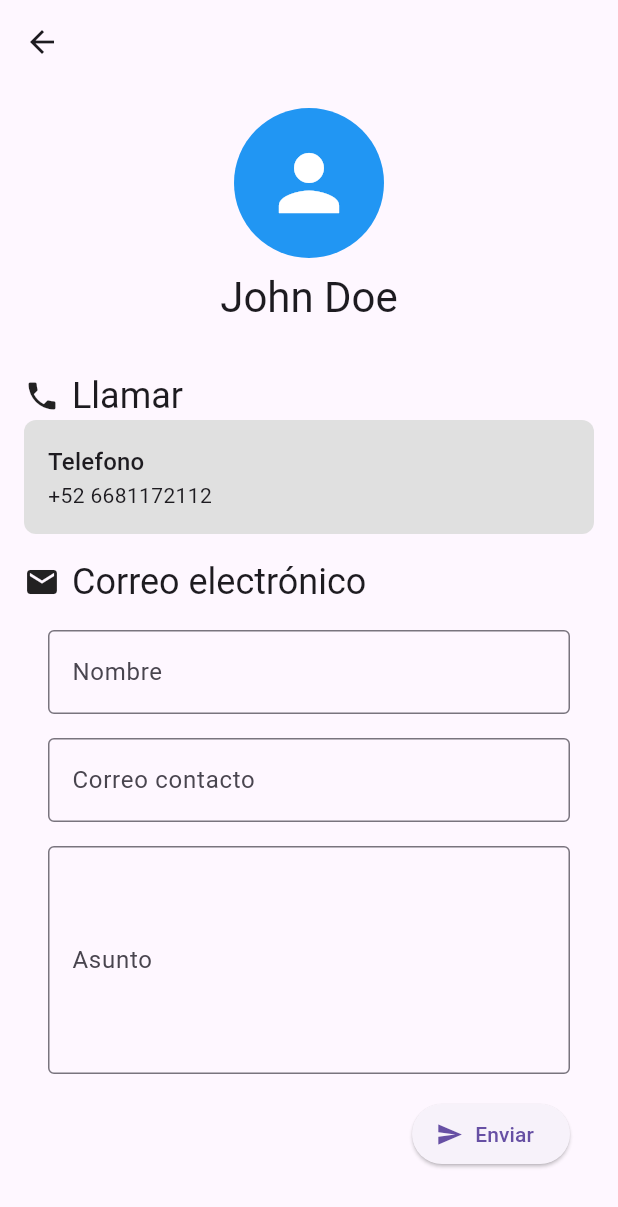
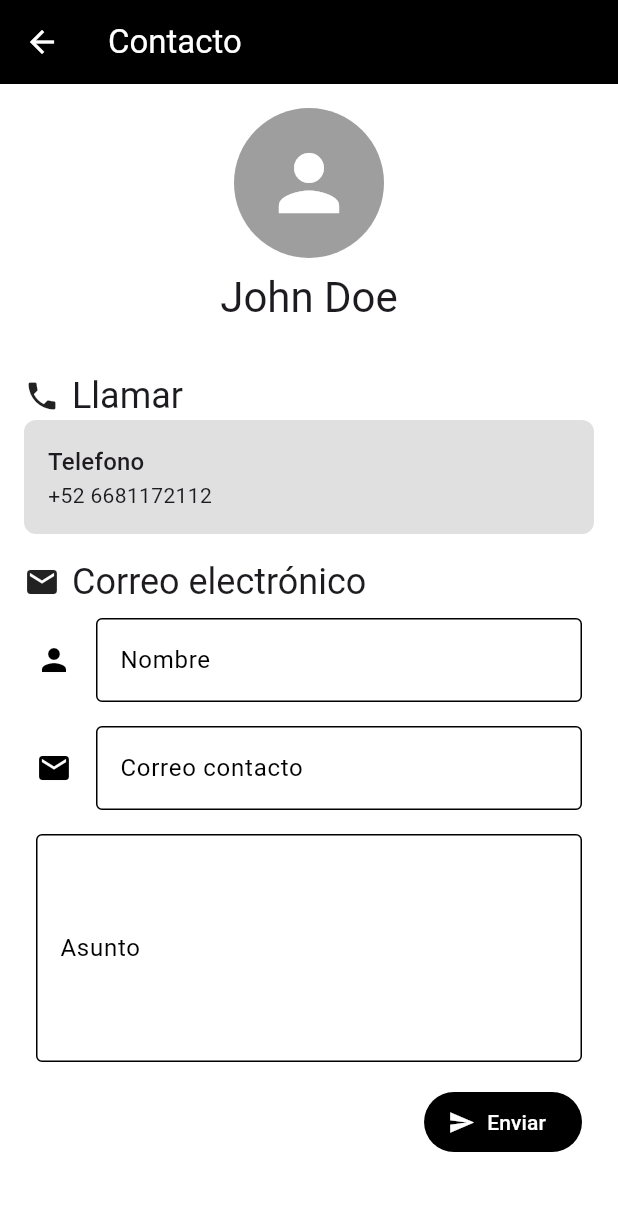
Before and after one commit to manuelruelas/market, a Flutter app: the ContactFormPage screen opened directly, on a phone screen of 412 x 824 dp. Shown: the top 1207 px of the screen. Run offline on Flutter 3.47's test engine with Material 3 defaults, Android fonts, the phone set to English and light mode, and no system bars; our stand-ins replace bloc, carousel_slider, dartz, dio, equatable, firebase_core and 5 more; missing offline and left inert: mailer; accounts and stored records are empty; generated files the repository leaves out were written again; network calls fail.

Commit message:
feat: update colors

```diff
--- a/lib/ui/contact_form/pages/contact_form_page.dart
+++ b/lib/ui/contact_form/pages/contact_form_page.dart
@@ -11,7 +11,10 @@ class ContactFormPage extends StatelessWidget {
   @override
   Widget build(BuildContext context) {
     return Scaffold(
-      appBar: AppBar(),
+      backgroundColor: Colors.white,
+      appBar: AppBar(
+        title: const Text("Contacto"),
+      ),
       body: SafeArea(
         child: SingleChildScrollView(
           child: Padding(
@@ -22,7 +25,7 @@ class ContactFormPage extends StatelessWidget {
                 const SizedBox(
                   width: double.infinity,
                   child: CircleAvatar(
-                    backgroundColor: Colors.blue,
+                    backgroundColor: Colors.grey,
                     radius: 50,
                     child: Icon(
                       Icons.person,
@@ -97,7 +100,7 @@ class ContactFormPage extends StatelessWidget {
                 SizedBox(
                   width: double.infinity,
                   child: Padding(
-                    padding: const EdgeInsets.all(16.0),
+                    padding: const EdgeInsets.all(8.0),
                     child: Column(
                       crossAxisAlignment: CrossAxisAlignment.start,
                       children: [
@@ -113,9 +116,9 @@ class ContactFormPage extends StatelessWidget {
                                           .nameChanged(value);
                                     },
                                     decoration: const InputDecoration(
-                                      labelText: "Nombre",
-                                      border: OutlineInputBorder(),
-                                    ),
+                                        labelText: "Nombre",
+                                        border: OutlineInputBorder(),
+                                        icon: Icon(Icons.person)),
                                   );
                                 },
                               ),
@@ -133,6 +136,7 @@ class ContactFormPage extends StatelessWidget {
                                     decoration: const InputDecoration(
                                       labelText: "Correo contacto",
                                       border: OutlineInputBorder(),
+                                      icon: Icon(Icons.mail),
                                     ),
                                   );
                                 },
@@ -166,7 +170,7 @@ class ContactFormPage extends StatelessWidget {
                         Row(
                           mainAxisAlignment: MainAxisAlignment.end,
                           children: [
-                            ElevatedButton.icon(
+                            FilledButton.icon(
                               icon: const Icon(Icons.send),
                               onPressed: () {
                                 context.read<ContactFormCubit>().submit();
--- a/lib/ui/product_detail/pages/product_detail_page.dart
+++ b/lib/ui/product_detail/pages/product_detail_page.dart
@@ -26,7 +26,7 @@ class ProductDetailPage extends StatelessWidget {
             return Container(
               padding: const EdgeInsets.all(16),
               decoration: BoxDecoration(
-                color: Colors.grey.withOpacity(0.2),
+                color: Colors.white,
                 borderRadius: BorderRadius.circular(20),
               ),
               child: Column(
```
Also changed, not shown: lib/main.dart (+16 -0 lines).
